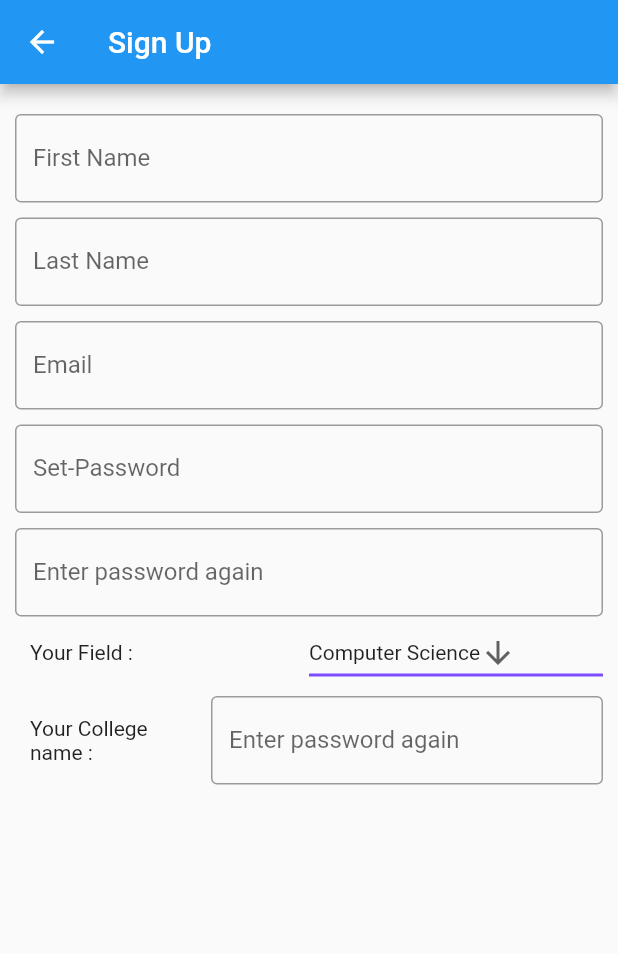
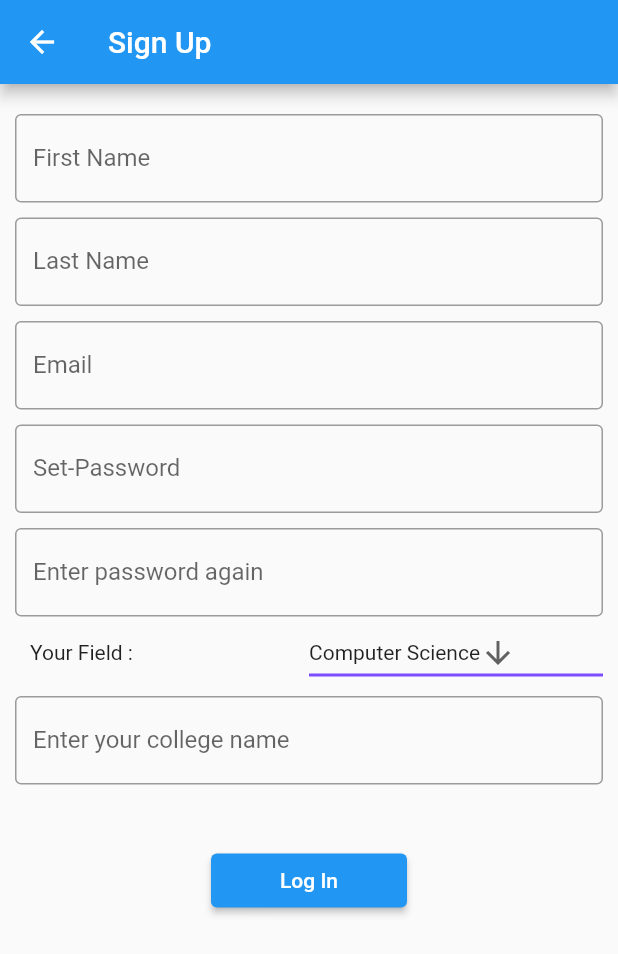
Before and after one commit to AyushPatel454/ASMP_Project, a Flutter app: the screen it shows after launch, after a tap on "Log In", after a tap on "Sign Up", on a phone screen of 412 x 824 dp. Shown: the top 954 px of the screen. Run offline on Flutter 3.47's test engine with Material 2 defaults, Android fonts, the phone set to English and light mode, and no system bars.

Commit message:
first step done signup page(structure)... _0.6..date_26jan

```diff
--- a/Dev_yaksh/lib/Login_page.dart
+++ b/Dev_yaksh/lib/Login_page.dart
@@ -1,9 +1,26 @@
 import 'package:flutter/material.dart';
+
+
+// login for new user . . .
+
+
 class login_Screen extends StatefulWidget {
   const login_Screen({Key? key}) : super(key: key);
   @override
   State<login_Screen> createState() => _login_ScreenState();
 }
+GlobalKey<FormState> login_key = GlobalKey<FormState>();
+
+void Validate(){
+  if(login_key.currentState!.validate()){
+    print("ok");
+
+  }else{
+    print("Error");
+  }
+}
+
+
 List<String> fieldlist = [
   'Computer Science',
   'Mechanical',
@@ -119,20 +136,10 @@ class _login_ScreenState extends State<login_Screen> {
                   ],
                 ),
                 Padding(padding: EdgeInsets.only(top: 5)),
-                Row(
-                  children: <Widget>[
-                    Expanded(
-                      flex: 2,
-                        child: Container(
-                          padding: EdgeInsets.all(10),
-                          child:Text('Your College name :'),
-                    )),
-                    Expanded(
-                      flex: 4,
-                      child:
+
                 TextFormField(
                   decoration: InputDecoration(
-                            labelText: "Enter password again",
+                      labelText: "Enter your college name",
                       border: OutlineInputBorder()
                   ),
                   validator: (val){
@@ -144,13 +151,29 @@ class _login_ScreenState extends State<login_Screen> {
                     }
                   },
                 ),
+
+                Padding(padding: EdgeInsets.only(top: 40)),
+
+                Row(
+                  children: <Widget>[
+                    Expanded(flex: 3, child: Text(''),),
+                    Expanded(
+                      flex: 3,
+                      child:
+                      ElevatedButton(
+                        onPressed:Validate,
+                        child: Text('Log In'),
                       ),
-
+                    ),
+                    Expanded(flex: 3, child: Text(''),),
 
 
 
                   ],
-                ),
+                )
+
+
+
               ],
             ),
           ),
--- a/Dev_yaksh/lib/main.dart
+++ b/Dev_yaksh/lib/main.dart
@@ -11,8 +11,6 @@ class Home extends StatefulWidget{
   @override
   State<Home> createState() => _HomeState();
 }
-
-class _HomeState extends State<Home> {
 GlobalKey<FormState> formkey = GlobalKey<FormState>();
 // to validation of the form
 void Validate(){
@@ -23,6 +21,11 @@ class _HomeState extends State<Home> {
     print("Error");
   }
 }
+
+
+class _HomeState extends State<Home> {
+
+
 
   // var myInitialItem = 'item1';
 
@@ -44,8 +47,10 @@ class _HomeState extends State<Home> {
             key : formkey,
             child: Column(
               children: <Widget>[
-
+                Text('Welcome'),
                 Padding(padding: EdgeInsets.only(top: 50)),
+                Text('Enter Your Email Here :'),
+                Padding(padding: EdgeInsets.only(top: 10)),
                 // we take email from user
                 TextFormField(
                   decoration: InputDecoration(
@@ -64,6 +69,9 @@ class _HomeState extends State<Home> {
                 Padding(  // to adding space between two widgets
                   padding: EdgeInsets.only(top: 50),
                 ),
+
+                Text('Enter Your Password : '),
+                Padding(padding: EdgeInsets.only(top: 10)),
                 TextFormField(
                   decoration: InputDecoration(
                       labelText: "Passworld",
@@ -81,7 +89,7 @@ class _HomeState extends State<Home> {
 
                 // now we take student feild with usig dropdownlist button
 
-                Padding(padding: EdgeInsets.only(top: 100)),
+                Padding(padding: EdgeInsets.only(top: 50)),
                 Row(
                   children: <Widget>[
                     Expanded(flex: 1, child: Text(''),),
@@ -119,6 +127,9 @@ class _HomeState extends State<Home> {
                   ],
                 ),
 
+                Padding(padding: EdgeInsets.only(top: 50)),
+                Text('For new user please sign up first ... '),
+
 
 
 
```
Lines whose indentation alone changed are shown as unchanged.
